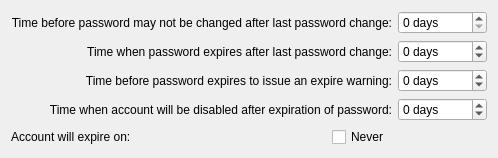
Qt form ku_passwordpolicy.ui (KDE/kuser) before a commit.
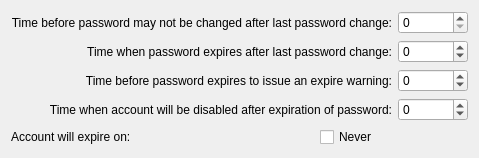
The same form after that commit. Custom widgets are drawn as their Qt base class.

Commit message: Use KIntSpinBox instead of QSpinBox for better integration with KDE. As a bonus this allows to use plural suffix in spinboxes since KDE 4.3 if necessary.

The edit to the form file:
```diff
--- a/ku_passwordpolicy.ui
+++ b/ku_passwordpolicy.ui
@@ -76,9 +76,6 @@
        <property name="specialValueText" >
         <string>Never</string>
        </property>
-       <property name="suffix" >
-        <string> days</string>
-       </property>
        <property name="maximum" >
         <number>99999</number>
        </property>
@@ -92,9 +89,6 @@
        <property name="specialValueText" >
         <string>Never</string>
        </property>
-       <property name="suffix" >
-        <string> days</string>
-       </property>
        <property name="maximum" >
         <number>99999</number>
        </property>
@@ -121,9 +115,6 @@
        <property name="specialValueText" >
         <string>Never</string>
        </property>
-       <property name="suffix" >
-        <string> days</string>
-       </property>
        <property name="maximum" >
         <number>99999</number>
        </property>
@@ -137,9 +128,6 @@
        <property name="specialValueText" >
         <string/>
        </property>
-       <property name="suffix" >
-        <string> days</string>
-       </property>
        <property name="maximum" >
         <number>99999</number>
        </property>
@@ -200,6 +188,11 @@
    <container>0</container>
    <pixmap></pixmap>
   </customwidget>
+  <customwidget>
+   <class>KIntSpinBox</class>
+   <extends>QSpinBox</extends>
+   <header>knuminput.h</header>
+  </customwidget>
  </customwidgets>
  <tabstops>
   <tabstop>kcfg_smin</tabstop>
```
Left out of the diff: 8 changed lines with no effect on the pictures. The commit also changes 2 other files.
